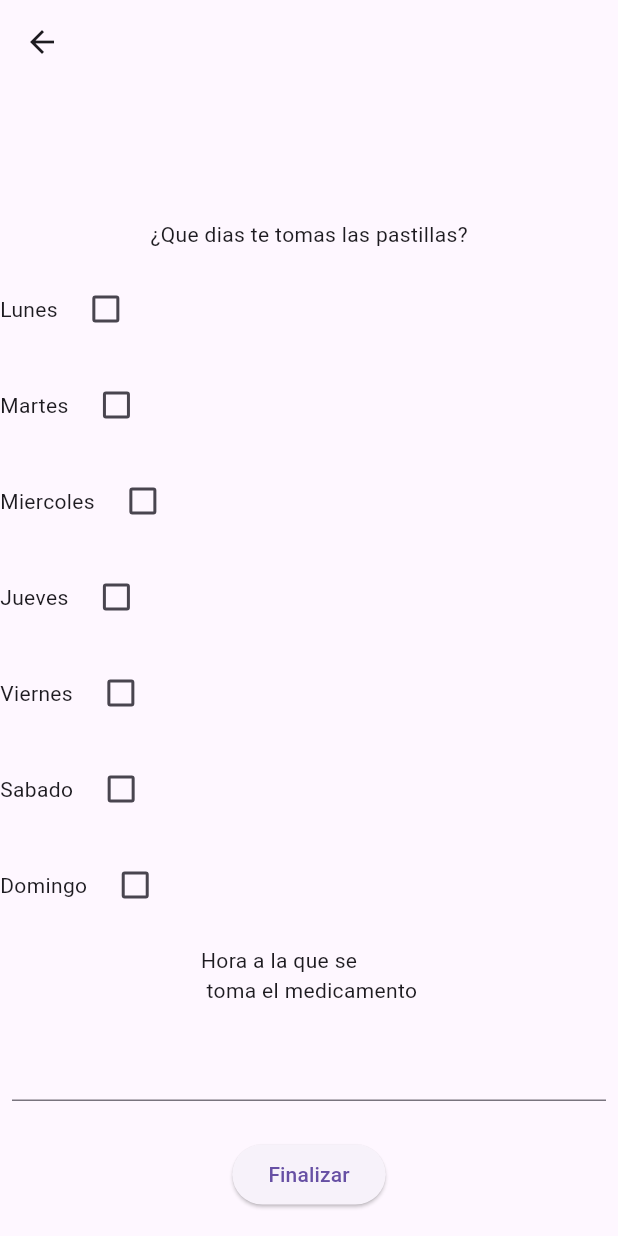
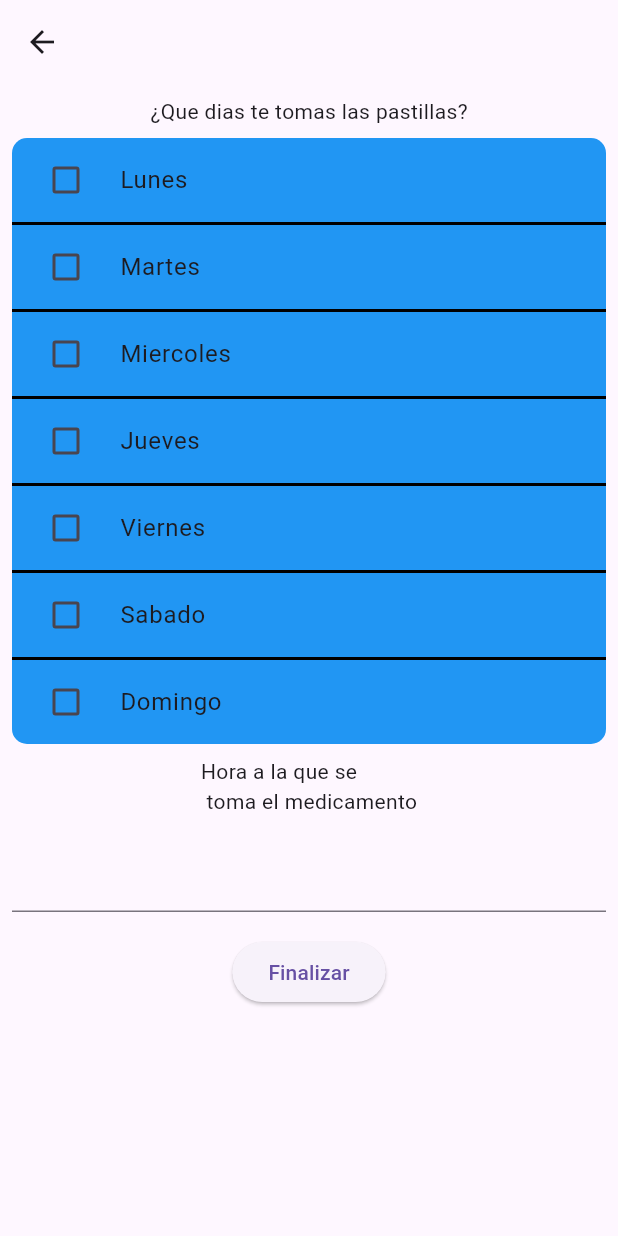
Before and after one commit to MarioRodriguezCordero/Matasanos, a Flutter app: the NuevoMedicamento_1 screen opened directly, after a tap on "Siguiente", on a phone screen of 412 x 824 dp. Run offline on Flutter 3.47's test engine with Material 3 defaults, Android fonts, the phone set to English and light mode, and no system bars; our stand-ins replace sqflite; accounts and stored records are empty.

Commit message:
4º commit

```diff
--- a/lib/paginas/nuevoMedicamento_1.dart
+++ b/lib/paginas/nuevoMedicamento_1.dart
@@ -10,10 +10,9 @@ class NuevoMedicamento_1 extends StatelessWidget {
         //##################### AppBar #####################
         appBar: AppBar(),
         //##################### Body #####################
-      body: Scrollbar(
+        body: SingleChildScrollView(
             child: Column(
           children: [
-          const Expanded(child: Text("")),
             const Align(
               alignment: Alignment.center,
               child: Padding(
@@ -33,8 +32,7 @@ class NuevoMedicamento_1 extends StatelessWidget {
                 child: Padding(
                   padding: EdgeInsets.all(8),
                   child: Text("Foto del medicamento"),
-            )
-          ),
+                )),
             const Align(
                 alignment: Alignment.center,
                 child: Padding(
@@ -43,30 +41,22 @@ class NuevoMedicamento_1 extends StatelessWidget {
                     height: 10,
                     width: 10,
                   ),
-            )
-          ),
+                )),
             Align(
                 alignment: Alignment.center,
                 child: Padding(
                   padding: const EdgeInsets.all(8),
                   child: ElevatedButton(
-                onPressed: () {},
-                child: const Text("Importar foto")
-              ),
-            )
-          ),
+                      onPressed: () {}, child: const Text("Importar foto")),
+                )),
             Align(
                 alignment: Alignment.center,
                 child: Padding(
                   padding: const EdgeInsets.all(8),
                   child: ElevatedButton(
-                onPressed: () {},
-                child: const Text("Hacer foto")
-              ),
-            )
-          ),
-          Expanded(
-            child: Align(
+                      onPressed: () {}, child: const Text("Hacer foto")),
+                )),
+            Align(
                 alignment: Alignment.center,
                 child: Padding(
                   padding: const EdgeInsets.all(8),
@@ -76,13 +66,9 @@ class NuevoMedicamento_1 extends StatelessWidget {
                             builder: (_) => const NuevoMedicamento_2());
                         Navigator.push(context, destino);
                       },
-                  child: const Text("Siguiente")
-                ),
-              )
-            ),
-          )
+                      child: const Text("Siguiente")),
+                )),
           ],
-      ))
-    );
+        )));
   }
 }
--- a/lib/paginas/nuevoMedicamento_2.dart
+++ b/lib/paginas/nuevoMedicamento_2.dart
@@ -9,24 +9,23 @@ class NuevoMedicamento_2 extends StatefulWidget {
 }
 
 class _NuevoMedicamento_2State extends State<NuevoMedicamento_2> {
+  bool? lunes = false;
+  bool? martes = false;
+  bool? miercoles = false;
+  bool? jueves = false;
+  bool? viernes = false;
+  bool? sabado = false;
+  bool? domingo = false;
+
   @override
   Widget build(BuildContext context) {
-    bool lunes = false;
-    bool martes = false;
-    bool miercoles = false;
-    bool jueves = false;
-    bool viernes = false;
-    bool sabado = false;
-    bool domingo = false;
-
     return Scaffold(
         //##################### AppBar #####################
         appBar: AppBar(),
         //##################### Body #####################
-      body: Scrollbar(
+        body: SingleChildScrollView(
             child: Column(
           children: [
-          const Expanded(child: Text("")),
             const Align(
               alignment: Alignment.center,
               child: Padding(
@@ -34,156 +33,188 @@ class _NuevoMedicamento_2State extends State<NuevoMedicamento_2> {
                 child: Text("¿Que dias te tomas las pastillas?"),
               ),
             ),
-          Row(
-            children: [
-              const Text("Lunes"),
             Align(
               alignment: Alignment.center,
               child: Padding(
-                  padding: const EdgeInsets.all(8),
-                  child: Checkbox(
+                padding: const EdgeInsets.only(left: 8, right: 8),
+                child: Container(
+                  decoration: const BoxDecoration(
+                      color: Colors.blue,
+                      borderRadius: BorderRadius.only(
+                          topLeft: Radius.circular(10),
+                          topRight: Radius.circular(10)),
+                      border: Border(
+                          bottom: BorderSide(width: 2, color: Colors.black))),
+                  child: CheckboxListTile(
+                    title: const Text("Lunes"),
                     value: lunes,
-                    onChanged: (bool? value) {
+                    onChanged: (value) {
                       setState(() {
-                        lunes = value!;
+                        lunes = value;
                       });
                     },
+                    activeColor: Colors.deepPurpleAccent,
+                    checkColor: Colors.white,
+                    controlAffinity: ListTileControlAffinity.leading,
                   ),
                 ),
               ),
-            ],
             ),
-          Row(
-            children: [
-              const Text("Martes"),
             Align(
               alignment: Alignment.center,
               child: Padding(
-                  padding: const EdgeInsets.all(8),
-                  child: Checkbox(
+                padding: const EdgeInsets.only(left: 8, right: 8),
+                child: Container(
+                  decoration: const BoxDecoration(
+                      border: Border(
+                          bottom: BorderSide(width: 2, color: Colors.black))),
+                  child: CheckboxListTile(
+                    title: const Text("Martes"),
                     value: martes,
-                    onChanged: (bool? value) {
+                    onChanged: (value) {
                       setState(() {
-                        martes = value!;
+                        martes = value;
                       });
                     },
+                    activeColor: Colors.deepPurpleAccent,
+                    checkColor: Colors.white,
+                    tileColor: Colors.blue,
+                    controlAffinity: ListTileControlAffinity.leading,
                   ),
                 ),
               ),
-            ],
             ),
-          Row(
-            children: [
-              const Text("Miercoles"),
             Align(
               alignment: Alignment.center,
               child: Padding(
-                  padding: const EdgeInsets.all(8),
-                  child: Checkbox(
+                padding: const EdgeInsets.only(left: 8, right: 8),
+                child: Container(
+                  decoration: const BoxDecoration(
+                      border: Border(
+                          bottom: BorderSide(width: 2, color: Colors.black))),
+                  child: CheckboxListTile(
+                    title: const Text("Miercoles"),
                     value: miercoles,
-                    onChanged: (bool? value) {
+                    onChanged: (value) {
                       setState(() {
-                        miercoles = value!;
+                        miercoles = value;
                       });
                     },
+                    activeColor: Colors.deepPurpleAccent,
+                    checkColor: Colors.white,
+                    tileColor: Colors.blue,
+                    controlAffinity: ListTileControlAffinity.leading,
                   ),
                 ),
               ),
-            ],
             ),
-          Row(
-            children: [
-              const Text("Jueves"),
             Align(
               alignment: Alignment.center,
               child: Padding(
-                  padding: const EdgeInsets.all(8),
-                  child: Checkbox(
+                padding: const EdgeInsets.only(left: 8, right: 8),
+                child: Container(
+                  decoration: const BoxDecoration(
+                      border: Border(
+                          bottom: BorderSide(width: 2, color: Colors.black))),
+                  child: CheckboxListTile(
+                    title: const Text("Jueves"),
                     value: jueves,
-                    onChanged: (bool? value) {
+                    onChanged: (value) {
                       setState(() {
-                        jueves = value!;
+                        jueves = value;
                       });
                     },
+                    activeColor: Colors.deepPurpleAccent,
+                    checkColor: Colors.white,
+                    tileColor: Colors.blue,
+                    controlAffinity: ListTileControlAffinity.leading,
                   ),
                 ),
               ),
-            ],
             ),
-          Row(
-            children: [
-              const Text("Viernes"),
             Align(
               alignment: Alignment.center,
               child: Padding(
-                  padding: const EdgeInsets.all(8),
-                  child: Checkbox(
+                padding: const EdgeInsets.only(left: 8, right: 8),
+                child: Container(
+                  decoration: const BoxDecoration(
+                      border: Border(
+                          bottom: BorderSide(width: 2, color: Colors.black))),
+                  child: CheckboxListTile(
+                    title: const Text("Viernes"),
                     value: viernes,
-                    onChanged: (bool? value) {
+                    onChanged: (value) {
                       setState(() {
-                        viernes = value!;
+                        viernes = value;
                       });
                     },
+                    activeColor: Colors.deepPurpleAccent,
+                    checkColor: Colors.white,
+                    tileColor: Colors.blue,
+                    controlAffinity: ListTileControlAffinity.leading,
                   ),
                 ),
               ),
-            ],
             ),
-          Row(
-            children: [
-              const Text("Sabado"),
             Align(
               alignment: Alignment.center,
               child: Padding(
-                  padding: const EdgeInsets.all(8),
-                  child: Checkbox(
+                padding: const EdgeInsets.only(left: 8, right: 8),
+                child: Container(
+                  decoration: const BoxDecoration(
+                      border: Border(
+                          bottom: BorderSide(width: 2, color: Colors.black))),
+                  child: CheckboxListTile(
+                    title: const Text("Sabado"),
                     value: sabado,
-                    onChanged: (bool? value) {
+                    onChanged: (value) {
                       setState(() {
-                        sabado = value!;
+                        sabado = value;
                       });
                     },
+                    activeColor: Colors.deepPurpleAccent,
+                    checkColor: Colors.white,
+                    tileColor: Colors.blue,
+                    controlAffinity: ListTileControlAffinity.leading,
                   ),
                 ),
               ),
-            ],
             ),
-          Row(
-            children: [
-              const Text("Domingo"),
             Align(
               alignment: Alignment.center,
               child: Padding(
-                  padding: const EdgeInsets.all(8),
-                  child: Checkbox(
+                padding: const EdgeInsets.only(left: 8, right: 8),
+                child: Container(
+                  decoration: const BoxDecoration(
+                      color: Colors.blue,
+                      borderRadius: BorderRadius.only(
+                          bottomLeft: Radius.circular(10),
+                          bottomRight: Radius.circular(10))),
+                  child: CheckboxListTile(
+                    title: const Text("Domingo"),
                     value: domingo,
-                    onChanged: (bool? value) {
+                    onChanged: (value) {
                       setState(() {
-                        domingo = value!;
+                        domingo = value;
                       });
                     },
+                    activeColor: Colors.deepPurpleAccent,
+                    checkColor: Colors.white,
+                    controlAffinity: ListTileControlAffinity.leading,
                   ),
                 ),
               ),
-            ],
             ),
-
             const Align(
                 alignment: Alignment.center,
                 child: Padding(
                   padding: EdgeInsets.all(8),
                   child: Text("Hora a la que se\n toma el medicamento"),
-            )
-          ),
+                )),
             const Align(
                 alignment: Alignment.center,
-            child: Padding(
-              padding: EdgeInsets.all(8),
-              child: TextField()
-            )
-          ),
-          Expanded(
-            child: Align(
+                child: Padding(padding: EdgeInsets.all(8), child: TextField())),
+            Align(
                 alignment: Alignment.center,
                 child: Padding(
                   padding: const EdgeInsets.all(8),
@@ -193,13 +224,9 @@ class _NuevoMedicamento_2State extends State<NuevoMedicamento_2> {
                             builder: (_) => const ListaMedicamentos());
                         Navigator.push(context, destino);
                       },
-                  child: const Text("Finalizar")
-                ),
-              )
-            ),
-          )
+                      child: const Text("Finalizar")),
+                )),
           ],
-      ))
-    );
+        )));
   }
 }
--- a/pubspec.yaml
+++ b/pubspec.yaml
@@ -32,6 +32,7 @@ dependencies:
     sdk: flutter
 
   sqflite: ^2.0.0+3
+  image_picker: ^1.0.7
   # The following adds the Cupertino Icons font to your application.
   # Use with the CupertinoIcons class for iOS style icons.
   cupertino_icons: ^1.0.2
```
Also changed, not shown: pubspec.lock. Lines whose indentation alone changed are shown as unchanged.
